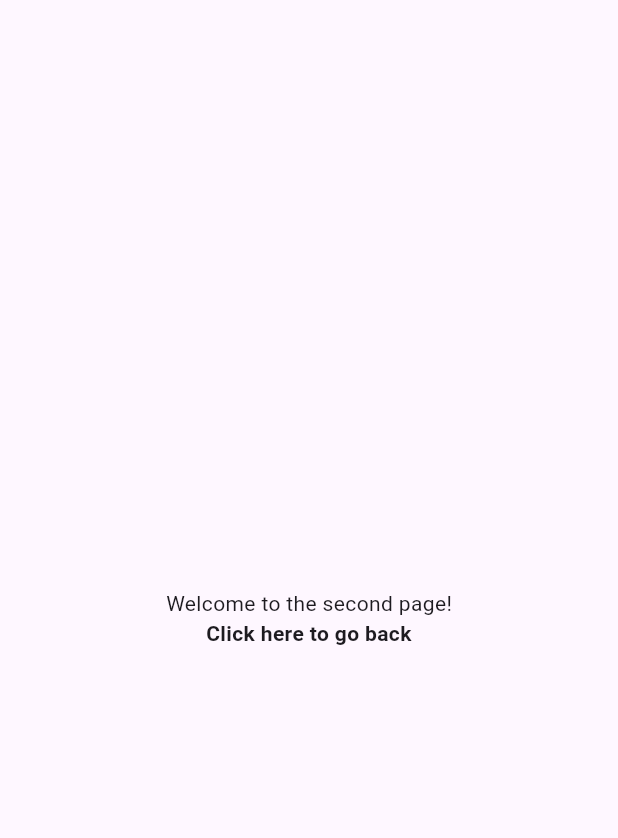
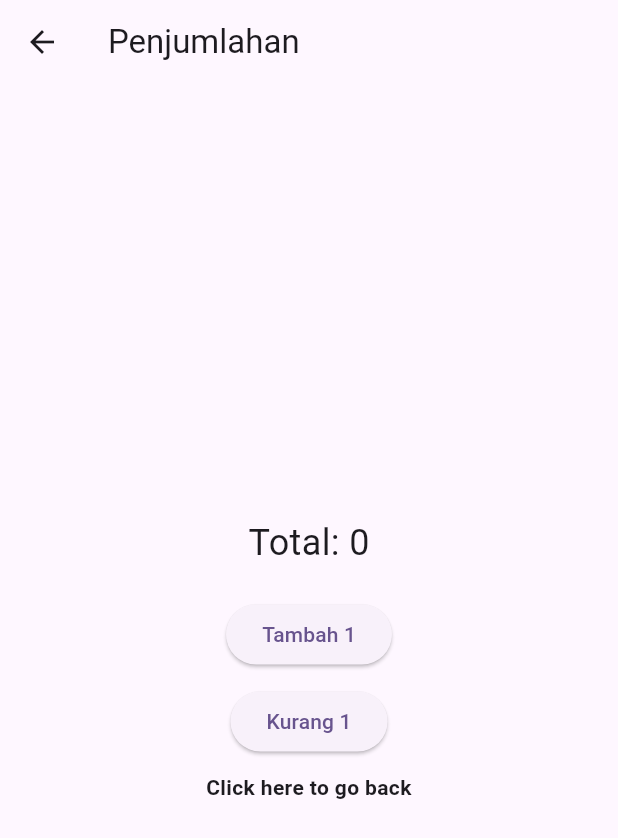
Before and after one commit to DheniAditya/dicoding_submission, a Flutter app: the screen it shows after launch, after a tap on "Klik Disini!", on a phone screen of 412 x 824 dp. Shown: the top 838 px of the screen. Run offline on Flutter 3.47's test engine with Material 3 defaults, Android fonts, the phone set to English and light mode, and no system bars.

```diff
--- a/lib/main.dart
+++ b/lib/main.dart
@@ -1,4 +1,4 @@
-import 'package:dicoding_submission/secondpage.dart';
+import 'package:dicoding_submission/thirdpage.dart';
 import 'package:flutter/material.dart';
 
 void main() {
@@ -43,7 +43,7 @@ class _MyHomePageState extends State<MyHomePage> {
         child: InkWell(
             onTap: () {
               Navigator.push(context,
-                  MaterialPageRoute(builder: ((context) => secondPage())));
+                  MaterialPageRoute(builder: ((context) => ThirdPage())));
             },
             child: Text(
               textAlign: TextAlign.center,
--- /dev/null
+++ b/lib/thirdpage.dart
@@ -0,0 +1,65 @@
+import 'package:flutter/material.dart';
+
+class ThirdPage extends StatefulWidget {
+  @override
+  _ThirdPageState createState() => _ThirdPageState();
+}
+
+class _ThirdPageState extends State<ThirdPage> {
+  int _total = 0;
+
+  void _incrementCounter() {
+    setState(() {
+      _total++;
+    });
+  }
+
+  void _decrementCounter() {
+    setState(() {
+      _total--;
+    });
+  }
+
+  @override
+  Widget build(BuildContext context) {
+    return Scaffold(
+      appBar: AppBar(
+        title: Text('Penjumlahan'),
+      ),
+      body: Center(
+        child: Column(
+          mainAxisAlignment: MainAxisAlignment.center,
+          children: <Widget>[
+            Text(
+              'Total: $_total',
+              style: TextStyle(fontSize: 24),
+            ),
+            SizedBox(height: 20),
+            ElevatedButton(
+              onPressed: _incrementCounter,
+              child: Text('Tambah 1'),
+            ),
+            SizedBox(height: 10),
+            ElevatedButton(
+              onPressed: _decrementCounter,
+              child: Text('Kurang 1'),
+            ),
+            SizedBox(height: 10),
+            Center(
+              child: InkWell(
+                  onTap: () {
+                    Navigator.pop(context);
+                  },
+                  child: Text(
+                    'Click here to go back',
+                    textAlign: TextAlign.center,
+                    overflow: TextOverflow.ellipsis,
+                    style: const TextStyle(fontWeight: FontWeight.bold),
+                  )),
+            ),
+          ],
+        ),
+      ),
+    );
+  }
+}
```
Also changed, not shown: lib/secondpage.dart (line endings or trailing spaces).
